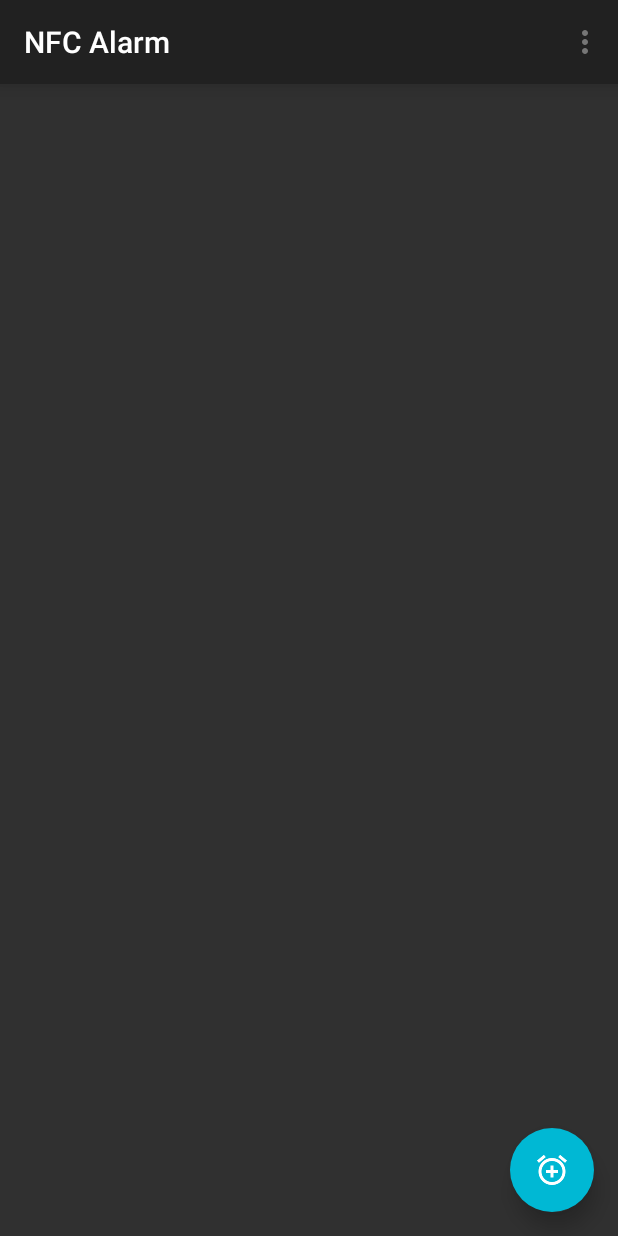
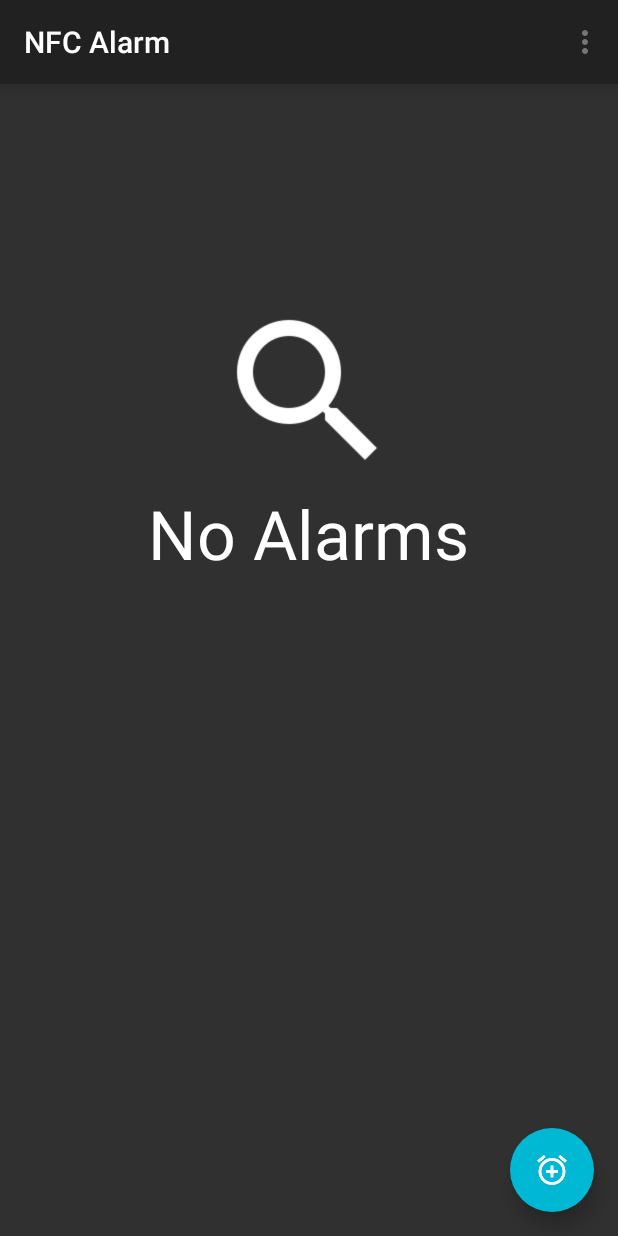
Before and after one commit to apelsocz/NFCAlarm, an Android app: the screen it shows after launch (AlarmsActivity), on a phone screen of 412 x 824 dp. Run offline under Robolectric (Android 15) with nearby library versions, the phone set to English and light mode, and no system bars.

Commit message:
[done]: decoupled recyclerview.adapter swapping adapters
[wip]:
recycler view implementing layoutmanager

```diff
--- a/app/src/main/java/com/example/adam/nfcalarm/AlarmsActivity.java
+++ b/app/src/main/java/com/example/adam/nfcalarm/AlarmsActivity.java
@@ -4,6 +4,7 @@ import android.support.v4.app.FragmentManager;
 import android.support.v7.app.AppCompatActivity;
 import android.os.Bundle;
 import android.support.v7.widget.Toolbar;
+import android.util.Log;
 import android.view.Menu;
 import android.view.MenuItem;
 import android.widget.TimePicker;
--- /dev/null
+++ b/app/src/main/java/com/example/adam/nfcalarm/ui/Adapter.java
@@ -0,0 +1,193 @@
+package com.example.adam.nfcalarm.ui;
+
+import android.content.Context;
+import android.support.annotation.NonNull;
+import android.support.v7.widget.RecyclerView;
+import android.support.v7.widget.RecyclerView.ViewHolder;
+import android.view.LayoutInflater;
+import android.view.View;
+import android.view.ViewGroup;
+import android.widget.ImageView;
+import android.widget.Switch;
+import android.widget.TextView;
+import com.example.adam.nfcalarm.AlarmsActivity;
+import com.example.adam.nfcalarm.R;
+import com.example.adam.nfcalarm.model.AlarmModel;
+import com.example.adam.nfcalarm.util.Views;
+import java.util.Collections;
+import java.util.List;
+
+public class Adapter extends RecyclerView.Adapter<ViewHolder> {
+    private final LayoutInflater layoutInflater;
+    private final List<AlarmModel> items;
+    //cache for quicker response
+    private final int itemsSize;
+
+    private static final class CellViewHolder extends ViewHolder implements View.OnClickListener {
+
+        private final TextView time;
+        private final TextView repeat;
+        private final ImageView icon;
+        private final Switch isActive;
+
+        private AlarmModel model;
+
+        private CellViewHolder(View view) {
+            super(view);
+            time = (TextView) view.findViewById(R.id.alarms_time);
+            repeat = (TextView) view.findViewById(R.id.alarms_repeat);
+            icon = (ImageView) view.findViewById(R.id.alarms_icon);
+            isActive = (Switch) view.findViewById(R.id.alarms_active);
+        }
+
+        private void update(AlarmModel model) {
+            if (model == null || model.isEmpty) {
+                return;
+            }
+            this.model = model;
+
+            itemView.setOnClickListener(this);
+
+            time.setText(model.hour + ":" + model.minute);
+/*            if (DateFormat.is24HourFormat(context)) {
+                time.setText(model.hour + ":" + model.minute);
+            }
+            else {
+                //// TODO: 16-01-03
+                ////    update this area to format per user locale
+                int hour = Integer.parseInt(this.model.hour);
+                hour = hour > 12 ? hour - 12 : hour;
+                time.setText(hour +":"+ model.minute);
+            }*/
+
+/*            String days = "";
+            if (model.sunday && model.monday && model.tuesday && model.wednesday && model.thursday && model.friday && model.saturday){
+                days = "Daily";
+            }
+            else if (model.monday && model.tuesday && model.wednesday && model.thursday && model.friday) {
+                days = "Weekdays";
+            }
+            else if (model.sunday && model.saturday) {
+                days = "Weekends";
+            }
+            else {
+                if (model.once) {
+                    days = "Once";
+                }
+                else {
+                    if (model.sunday) {
+                        days.concat("Sun, ");
+                    }
+                    if (model.monday) {
+                        days.concat("Mon, ");
+                    }
+                    if (model.tuesday) {
+                        days.concat("Tue, ");
+                    }
+                    if (model.wednesday) {
+                        days.concat("Wed, ");
+                    }
+                    if (model.thursday) {
+                        days.concat("Thu, ");
+                    }
+                    if (model.friday) {
+                        days.concat("Fri, ");
+                    }
+                    if (model.saturday) {
+                        days.concat("Sat");
+                    }
+
+                    if (days.endsWith(", ")) {
+                        days.substring(0, days.length() - 2);
+                    }
+                }
+            }
+            repeat.setText(days);
+
+            icon.setImageDrawable( model.isActive ?
+                    ContextCompat.getDrawable(this.itemView.getContext(), R.drawable.ic_alarm_on_white_48dp) :
+                    ContextCompat.getDrawable(this.itemView.getContext(), R.drawable.ic_alarm_off_white_48dp)
+            );*/
+
+            isActive.setChecked(model.isActive);
+            isActive.setOnClickListener(this);
+        }
+
+        @Override
+        public void onClick(final View view) {
+            AlarmsActivity activity = (AlarmsActivity) view.getContext();
+            if (!Views.isActivityNull(activity)) {
+                //create shallow copy of the model and pass it around
+                if (isActive.equals(view)) {
+                    AlarmModel currentModel = new AlarmModel(model.uniqueID, !model.isActive,
+                            model.hour, model.minute, model.once, model.sunday, model.monday,
+                            model.tuesday, model.wednesday, model.thursday, model.friday,
+                            model.saturday);
+                    update(currentModel);
+                    activity.onActiveToggle(currentModel, CellViewHolder.this.getAdapterPosition());
+                }
+                else {
+                    activity.onAlarmClick(model);
+                }
+            }
+        }
+    }
+
+    public Adapter(@NonNull Context context, List<AlarmModel> items) {
+        layoutInflater = LayoutInflater.from(context);
+        setHasStableIds(true);
+        this.items = items != null ? items : Collections.<AlarmModel> emptyList();
+        itemsSize = this.items.size();
+    }
+
+    @Override
+    public int getItemViewType(int position) {
+        // if model is null and only one item, we treat this one as no data - will be used
+        // to load R.layout.contacts_empty_cell. Otherwise regular layout
+        //// TODO: 16-04-05 investigate cause of data showing up
+        AlarmModel model = items.get(position);
+//            return itemsSize == 1 && model.isEmpty ? R.layout.alarms_empty_cell : R.layout.alarms_cell;
+        boolean retBoolean = model.isEmpty;
+        int vtype = model.isEmpty ? R.layout.alarms_empty_cell : R.layout.alarms_cell;
+
+        int alarmsCell = R.layout.alarms_cell;
+        int emptyCell = R.layout.alarms_empty_cell;
+
+//            return model.isEmpty ? R.layout.alarms_empty_cell : R.layout.alarms_cell;
+        return vtype;
+    }
+
+    @Override
+    public ViewHolder onCreateViewHolder(ViewGroup parent, int viewType) {
+        View view = layoutInflater.inflate(viewType, parent, false);
+
+        boolean vTypeIsEmptyCell = viewType == R.layout.alarms_empty_cell;
+
+        if (viewType == R.layout.alarms_empty_cell) {
+            return new ViewHolder(view) {};
+        }
+        else {
+            return new CellViewHolder(view);
+        }
+        //for empty cell use ViewHolder otherwise CellViewHolder
+/*            return R.layout.alarms_empty_cell == viewType ? new ViewHolder(view) {}
+                    : new CellViewHolder(view);*/
+    }
+
+    @Override
+    public void onBindViewHolder(ViewHolder holder, int position) {
+        if (holder instanceof CellViewHolder) {
+            ((CellViewHolder) holder).update(items.get(position));
+        }
+    }
+
+    @Override
+    public int getItemCount() {
+        return itemsSize;
+    }
+
+    @Override
+    public long getItemId(int position) {
+        return position;
+    }
+}
--- a/app/src/main/java/com/example/adam/nfcalarm/ui/Alarms.java
+++ b/app/src/main/java/com/example/adam/nfcalarm/ui/Alarms.java
@@ -27,6 +27,7 @@ import com.example.adam.nfcalarm.data.AlarmDataManager;
 import com.example.adam.nfcalarm.model.AlarmModel;
 import com.example.adam.nfcalarm.util.Views;
 
+import java.util.ArrayList;
 import java.util.Collections;
 import java.util.List;
 
@@ -34,10 +35,98 @@ public class Alarms extends Fragment {
     public static final String NAME = Alarms.class.getSimpleName();
 
     private RecyclerView mRecycler;
+    private Adapter mAdapter;
     private FloatingActionButton mFAB;
     private AlarmDataManager alarmManager;
     private AlarmDAO alarmDAO;
+    private List<AlarmModel> mList;
 
+    @Override
+    public void onCreate(@Nullable Bundle savedInstanceState) {
+        super.onCreate(savedInstanceState);
+
+    }
+
+    @Nullable
+    @Override
+    public View onCreateView(LayoutInflater inflater, @Nullable ViewGroup container,
+                             @Nullable Bundle savedInstanceState) {
+        return inflater.inflate(R.layout.alarms_fragment, container, false);
+    }
+
+    @Override
+    public void onViewCreated(View view, @Nullable Bundle savedInstanceState) {
+        super.onViewCreated(view, savedInstanceState);
+
+//        alarmManager = AlarmDataManager.getInstance();
+        update();
+        mAdapter = new Adapter(getActivity(), mList);
+        mRecycler = (RecyclerView) view;
+        mRecycler.setHasFixedSize(false);
+        mRecycler.setAdapter(mAdapter);
+        mRecycler.setLayoutManager( new LinearLayoutManager(
+                getActivity(), LinearLayoutManager.VERTICAL, false)
+        );
+        mRecycler.setItemAnimator( new DefaultItemAnimator() );
+
+        setHasOptionsMenu(true);
+        Log.d(NAME, "onViewCreated()");
+    }
+
+    @Override
+    public void onStart() {
+        super.onStart();
+        Activity activity = getActivity();
+        if (!Views.isActivityNull(activity)) {
+            mFAB = (FloatingActionButton) activity.findViewById(R.id.floating_action_btn);
+            mFAB.setOnClickListener( new View.OnClickListener() {
+                @Override
+                public void onClick(View v) {
+                    //create alarm model and pass it around
+                    ((AlarmsActivity)getActivity()).onAlarmClick(AlarmModel.EMPTY);
+                }
+            });
+        }
+    }
+
+    public void update() {
+        Activity activity = getActivity();
+        alarmDAO = new AlarmDAO();
+
+        if (!Views.isActivityNull(activity)) {
+//            mList = new ArrayList<>();
+            mList = alarmDAO.getModelsAsList();
+            Log.d(NAME, "update(), modelList.size:" + String.valueOf(mList.size()));
+
+            if (mList.size() == 0) {
+                //no data - add 'null' to fetch R.layout.alarms_empty_cell
+//                modelList.add(AlarmModel.EMPTY);
+                mList.add(AlarmModel.EMPTY);
+            }
+        }
+
+        if (mRecycler != null) {
+            mRecycler.requestLayout();
+            mAdapter = new Adapter(getActivity(), mList);
+            mRecycler.swapAdapter(mAdapter, false);
+        }
+    }
+
+    public void toggleAlarm(AlarmModel model, int position) {
+        Log.d("Launched", "toggleAlarm()");
+
+        Activity activity = getActivity();
+        if (!Views.isActivityNull(activity)) {
+            alarmManager.updateModelAtIndex(model, position);
+            mRecycler.swapAdapter(
+                    new Adapter(activity, alarmManager.getAlarmsList()),
+                    false
+            );
+        }
+    }
+
+
+/*
     private static final class CellViewHolder extends ViewHolder implements View.OnClickListener {
 
         private final TextView time;
@@ -64,6 +153,7 @@ public class Alarms extends Fragment {
             itemView.setOnClickListener(this);
 
             time.setText(model.hour + ":" + model.minute);
+*/
 /*            if (DateFormat.is24HourFormat(context)) {
                 time.setText(model.hour + ":" + model.minute);
             }
@@ -73,8 +163,10 @@ public class Alarms extends Fragment {
                 int hour = Integer.parseInt(this.model.hour);
                 hour = hour > 12 ? hour - 12 : hour;
                 time.setText(hour +":"+ model.minute);
-            }*/
+            }*//*
 
+
+*/
 /*            String days = "";
             if (model.sunday && model.monday && model.tuesday && model.wednesday && model.thursday && model.friday && model.saturday){
                 days = "Daily";
@@ -122,7 +214,8 @@ public class Alarms extends Fragment {
             icon.setImageDrawable( model.isActive ?
                     ContextCompat.getDrawable(this.itemView.getContext(), R.drawable.ic_alarm_on_white_48dp) :
                     ContextCompat.getDrawable(this.itemView.getContext(), R.drawable.ic_alarm_off_white_48dp)
-            );*/
+            );*//*
+
 
             isActive.setChecked(model.isActive);
             isActive.setOnClickListener(this);
@@ -191,8 +284,10 @@ public class Alarms extends Fragment {
                 return new CellViewHolder(view);
             }
             //for empty cell use ViewHolder otherwise CellViewHolder
+*/
 /*            return R.layout.alarms_empty_cell == viewType ? new ViewHolder(view) {}
-                    : new CellViewHolder(view);*/
+                    : new CellViewHolder(view);*//*
+
         }
 
         @Override
@@ -212,91 +307,6 @@ public class Alarms extends Fragment {
             return position;
         }
     }
+*/
 
-    @Override
-    public void onStart() {
-        super.onStart();
-        Activity activity = getActivity();
-        if (!Views.isActivityNull(activity)) {
-            mFAB = (FloatingActionButton) activity.findViewById(R.id.floating_action_btn);
-            mFAB.setOnClickListener( new View.OnClickListener() {
-                @Override
-                public void onClick(View v) {
-                    //create alarm model and pass it around
-                    ((AlarmsActivity)getActivity()).onAlarmClick(AlarmModel.EMPTY);
-                }
-            });
-        }
-    }
-
-    @Nullable
-    @Override
-    public View onCreateView(LayoutInflater inflater, @Nullable ViewGroup container,
-                             @Nullable Bundle savedInstanceState) {
-        return inflater.inflate(R.layout.alarms_fragment, container, false);
-    }
-
-    @Override
-    public void onViewCreated(View view, @Nullable Bundle savedInstanceState) {
-        super.onViewCreated(view, savedInstanceState);
-
-        alarmManager = AlarmDataManager.getInstance();
-        alarmDAO = new AlarmDAO();
-
-        RecyclerView.LayoutManager layoutManager = new RecyclerView.LayoutManager() {
-            @Override
-            public RecyclerView.LayoutParams generateDefaultLayoutParams() {
-                return null;
-            }
-
-            @Override
-            public void onAdapterChanged(RecyclerView.Adapter oldAdapter, RecyclerView.Adapter newAdapter) {
-                super.onAdapterChanged(oldAdapter, newAdapter);
-            }
-        };
-
-        mRecycler = (RecyclerView) view;
-        mRecycler.setHasFixedSize(true);
-//        mRecycler.setLayoutManager( new LinearLayoutManager(
-//                getActivity(), LinearLayoutManager.VERTICAL, false)
-//        );
-        mRecycler.setLayoutManager(layoutManager);
-        mRecycler.setItemAnimator( new DefaultItemAnimator() );
-
-        setHasOptionsMenu(true);
-
-        update();
-    }
-
-    public void update() {
-        Activity activity = getActivity();
-
-        if (!Views.isActivityNull(activity)) {
-//            List<AlarmModel> modelList = alarmData.toList();
-//            List<AlarmModel> modelList = alarmManager.getAlarmsList();
-            List<AlarmModel> modelList = alarmDAO.getModelsAsList();
-            Log.d(NAME, "update(), modelList.size:" + String.valueOf(modelList.size()));
-
-            if (modelList.size() == 0) {
-                //no data - add 'null' to fetch R.layout.alarms_empty_cell
-//                modelList.add(AlarmModel.EMPTY);
-                modelList.add(AlarmModel.EMPTY);
-            }
-
-            mRecycler.setAdapter( new Adapter(activity, modelList) );
-        }
-    }
-
-    public void toggleAlarm(AlarmModel model, int position) {
-        Log.d("Launched", "toggleAlarm()");
-
-        Activity activity = getActivity();
-        if (!Views.isActivityNull(activity)) {
-            alarmManager.updateModelAtIndex(model, position);
-            mRecycler.swapAdapter(
-                    new Adapter(activity, alarmManager.getAlarmsList()),
-                    false
-            );
-        }
-    }
 }
```
